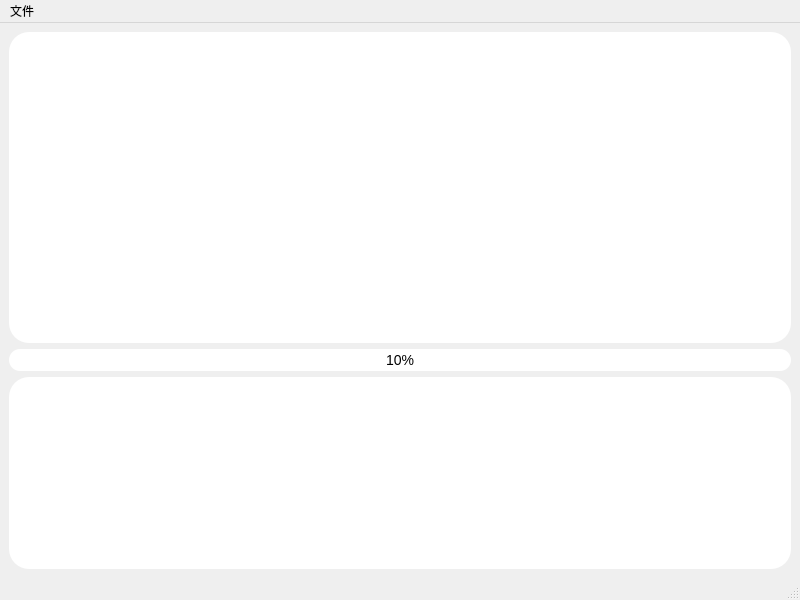
AzurIce/SoftwareEngineeringPractice-I, file 2022 Assignment 5 Tree/HuffmanCompressor/ui/mainwindow.ui: the form before one commit.
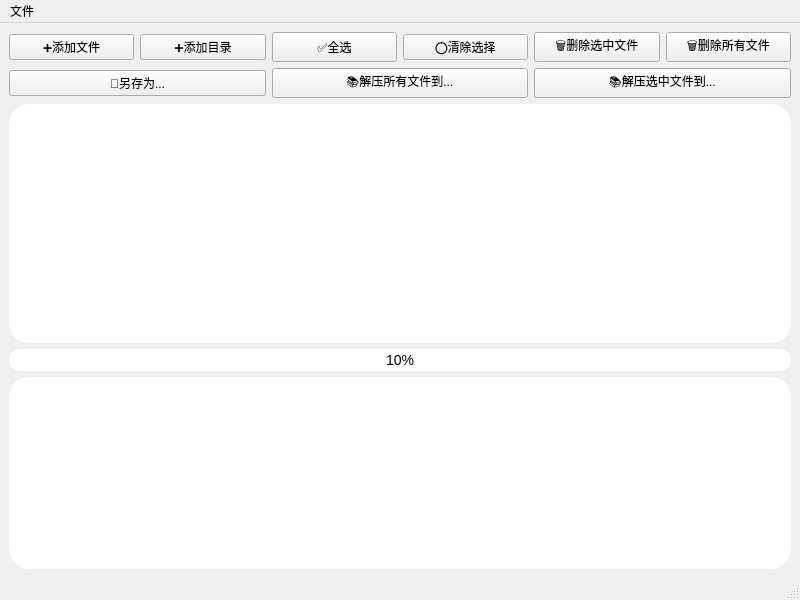
The form after the commit. Custom widgets are drawn as their Qt base class.

The edit to the form file:
```diff
--- a/2022 Assignment 5 Tree/HuffmanCompressor/ui/mainwindow.ui
+++ b/2022 Assignment 5 Tree/HuffmanCompressor/ui/mainwindow.ui
@@ -15,63 +15,7 @@
         </property>
         <widget class="QWidget" name="centralwidget">
             <layout class="QGridLayout" name="gridLayout">
-                <item row="0" column="0">
-                    <widget class="FileTreeView" name="treeViewContent">
-                        <property name="styleSheet">
-                            <string notr="true">QTreeView{
-                                border: none;
-                                border-radius: 20px;
-                                padding: 10px;
-                                background-color: #ffffff;
-                                }
-
-                                QHeaderView::section{
-                                background-color: #ffffff;
-                                border: none;
-                                border-bottom: 1px solid #cccccc;
-                                }
-                            </string>
-                        </property>
-                        <property name="sortingEnabled">
-                            <bool>false</bool>
-                        </property>
-                        <property name="animated">
-                            <bool>false</bool>
-                        </property>
-                    </widget>
-                </item>
-                <item row="2" column="0">
-                    <widget class="QTextEdit" name="logTextEdit">
-                        <property name="sizePolicy">
-                            <sizepolicy hsizetype="Preferred" vsizetype="Preferred">
-                                <horstretch>0</horstretch>
-                                <verstretch>0</verstretch>
-                            </sizepolicy>
-                        </property>
-                        <property name="maximumSize">
-                            <size>
-                                <width>16777215</width>
-                                <height>16777215</height>
-                            </size>
-                        </property>
-                        <property name="layoutDirection">
-                            <enum>Qt::LeftToRight</enum>
-                        </property>
-                        <property name="styleSheet">
-                            <string notr="true">QTextEdit{
-                                border: none;
-                                border-radius: 20px;
-                                padding: 10px;
-                                background-color: #ffffff;
-                                }
-                            </string>
-                        </property>
-                        <property name="readOnly">
-                            <bool>true</bool>
-                        </property>
-                    </widget>
-                </item>
-                <item row="1" column="0">
+    <item row="8" column="0">
                     <widget class="QProgressBar" name="progressBar">
                         <property name="styleSheet">
                             <string notr="true">QProgressBar{
@@ -94,6 +38,154 @@
                         </property>
                     </widget>
                 </item>
+    <item row="1" column="0">
+     <layout class="QHBoxLayout" name="horizontalLayout">
+      <property name="topMargin">
+       <number>0</number>
+      </property>
+      <item>
+       <widget class="QPushButton" name="btnAddFile">
+        <property name="styleSheet">
+         <string notr="true"/>
+        </property>
+        <property name="text">
+         <string>➕添加文件</string>
+        </property>
+       </widget>
+      </item>
+      <item>
+       <widget class="QPushButton" name="btnAddDir">
+        <property name="text">
+         <string>➕添加目录</string>
+        </property>
+       </widget>
+      </item>
+      <item>
+       <widget class="QPushButton" name="btnSelectAll">
+        <property name="sizePolicy">
+         <sizepolicy hsizetype="Minimum" vsizetype="Preferred">
+          <horstretch>0</horstretch>
+          <verstretch>0</verstretch>
+         </sizepolicy>
+        </property>
+        <property name="text">
+         <string>✅全选</string>
+        </property>
+       </widget>
+      </item>
+      <item>
+       <widget class="QPushButton" name="btnSelectNone">
+        <property name="text">
+         <string>⭕清除选择</string>
+        </property>
+       </widget>
+      </item>
+      <item>
+       <widget class="QPushButton" name="btnDeleteSelected">
+        <property name="text">
+         <string>🗑️删除选中文件</string>
+        </property>
+       </widget>
+      </item>
+      <item>
+       <widget class="QPushButton" name="btnDeleteAll">
+        <property name="text">
+         <string>🗑️删除所有文件</string>
+        </property>
+       </widget>
+      </item>
+     </layout>
+    </item>
+    <item row="9" column="0">
+     <widget class="QTextEdit" name="logTextEdit">
+      <property name="sizePolicy">
+       <sizepolicy hsizetype="Preferred" vsizetype="Preferred">
+        <horstretch>0</horstretch>
+        <verstretch>0</verstretch>
+       </sizepolicy>
+      </property>
+      <property name="maximumSize">
+       <size>
+        <width>16777215</width>
+        <height>16777215</height>
+       </size>
+      </property>
+      <property name="layoutDirection">
+       <enum>Qt::LeftToRight</enum>
+      </property>
+      <property name="styleSheet">
+       <string notr="true">QTextEdit{
+                                border: none;
+                                border-radius: 20px;
+                                padding: 10px;
+                                background-color: #ffffff;
+                                }
+                            </string>
+      </property>
+      <property name="readOnly">
+       <bool>true</bool>
+      </property>
+     </widget>
+    </item>
+    <item row="7" column="0">
+     <widget class="FileTreeView" name="treeViewContent">
+      <property name="styleSheet">
+       <string notr="true">QTreeView{
+                                border: none;
+                                border-radius: 20px;
+                                padding: 10px;
+                                background-color: #ffffff;
+                                }
+
+                                QHeaderView::section{
+                                background-color: #ffffff;
+                                border: none;
+                                border-bottom: 1px solid #cccccc;
+                                }
+                            </string>
+      </property>
+      <property name="selectionMode">
+       <enum>QAbstractItemView::MultiSelection</enum>
+      </property>
+      <property name="selectionBehavior">
+       <enum>QAbstractItemView::SelectRows</enum>
+      </property>
+      <property name="sortingEnabled">
+       <bool>false</bool>
+      </property>
+      <property name="animated">
+       <bool>false</bool>
+      </property>
+     </widget>
+    </item>
+    <item row="3" column="0">
+     <layout class="QHBoxLayout" name="horizontalLayout_3">
+      <property name="topMargin">
+       <number>0</number>
+      </property>
+      <item>
+       <widget class="QPushButton" name="btnSaveAs">
+        <property name="text">
+         <string>💾另存为...</string>
+        </property>
+       </widget>
+      </item>
+      <item>
+       <widget class="QPushButton" name="btnExtractAllTo">
+        <property name="text">
+         <string>📚解压所有文件到...</string>
+        </property>
+       </widget>
+      </item>
+      <item>
+       <widget class="QPushButton" name="btnExtractSelectedTo">
+        <property name="text">
+         <string>📚解压选中文件到...</string>
+        </property>
+       </widget>
+      </item>
+     </layout>
+    </item>
             </layout>
         </widget>
         <widget class="QMenuBar" name="menubar">
```
Left out of the diff: 2 changed lines with no effect on the pictures. Lines whose indentation alone changed are shown as unchanged.
